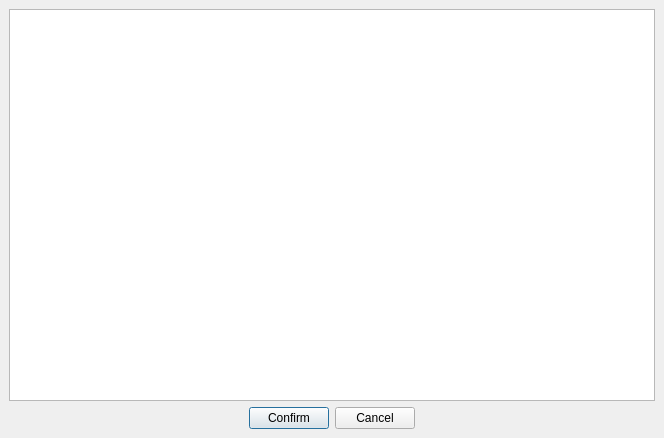
Above: editor/echo/Base/UI/ChooseDialog/PropertyChooseDialog/PropertyChooseDialog.ui from timi-liuliang/echo before the change. Below: the same form after it.
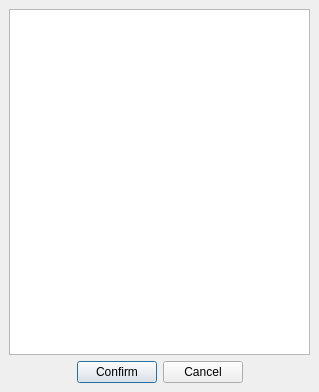
That is the form after the change.

The edit to the form file:
```diff
--- a/editor/echo/Base/UI/ChooseDialog/PropertyChooseDialog/PropertyChooseDialog.ui
+++ b/editor/echo/Base/UI/ChooseDialog/PropertyChooseDialog/PropertyChooseDialog.ui
@@ -6,8 +6,8 @@
    <rect>
     <x>0</x>
     <y>0</y>
-    <width>664</width>
-    <height>438</height>
+    <width>319</width>
+    <height>392</height>
    </rect>
   </property>
   <property name="windowTitle">
@@ -31,6 +31,9 @@
      <property name="headerHidden">
       <bool>true</bool>
      </property>
+     <property name="columnCount">
+      <number>1</number>
+     </property>
      <column>
       <property name="text">
        <string notr="true">1</string>
```
Left out of the diff: 14 changed lines with no effect on the pictures.
